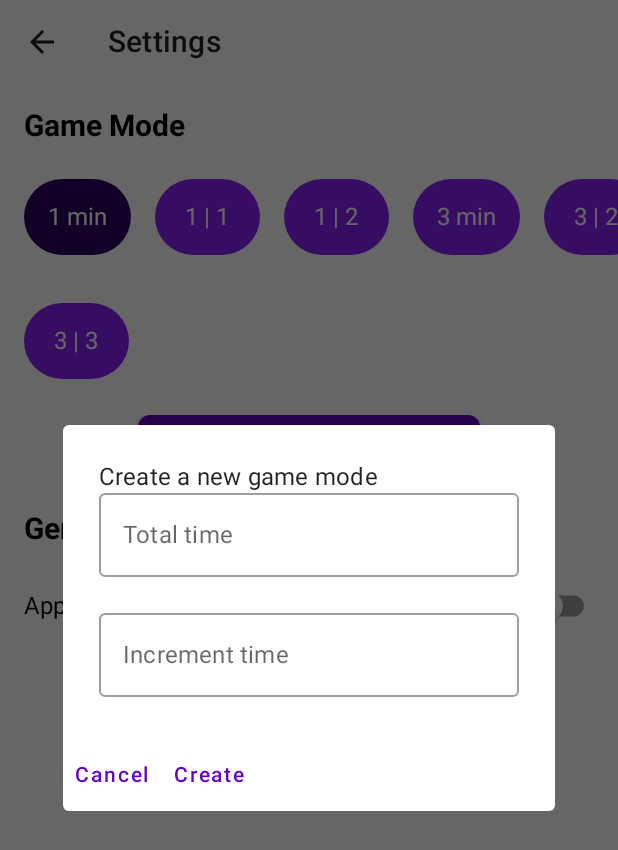
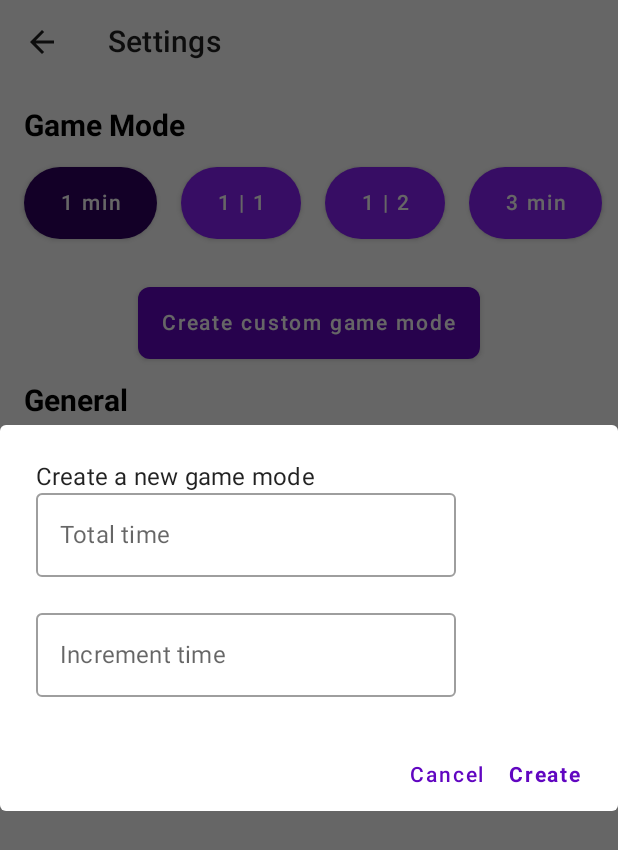
Before and after one commit to DouglasCF/Chess-Clock, an Android app built with Jetpack Compose: the SettingsScreen screen opened through its navigation route, after a tap on "Create custom game mode", on a phone screen of 412 x 824 dp. Shown: the top 850 px of the screen. Run offline under Robolectric (Android 15) with nearby library versions, the phone set to English and light mode, and no system bars; our stand-ins replace Dagger/Hilt's generated code, accompanist; 4 statements that could not run were skipped; 1 other tap on this screen came first.

Commit message:
[CC-58] Custom game mode
- [Android] UI improvements.
- [KMM] Removed hardcoded custom game mode.

```diff
--- a/androidApp/src/main/java/br/com/fornaro/chessclock/android/ui/settings/GameModeItem.kt
+++ b/androidApp/src/main/java/br/com/fornaro/chessclock/android/ui/settings/GameModeItem.kt
@@ -1,10 +1,10 @@
 package br.com.fornaro.chessclock.android.ui.settings
 
-import androidx.compose.foundation.background
-import androidx.compose.foundation.clickable
 import androidx.compose.foundation.layout.padding
 import androidx.compose.foundation.layout.widthIn
 import androidx.compose.foundation.shape.RoundedCornerShape
+import androidx.compose.material.Button
+import androidx.compose.material.ButtonDefaults
 import androidx.compose.material.Text
 import androidx.compose.runtime.Composable
 import androidx.compose.ui.Modifier
@@ -22,20 +22,21 @@ fun GameModeItem(
     gameMode: GameModeModel,
     clickAction: () -> Unit = {}
 ) {
-    Text(
-        text = gameMode.text,
-        textAlign = TextAlign.Center,
-        color = Color.White,
+    Button(
+        onClick = clickAction,
+        shape = RoundedCornerShape(100.dp),
+        colors = ButtonDefaults.buttonColors(backgroundColor = if (gameMode.isSelected) GameModeSelected else GameMode),
         modifier = Modifier
-            .padding(8.dp)
-            .background(
-                if (gameMode.isSelected) GameModeSelected else GameMode,
-                RoundedCornerShape(100.dp)
+            .widthIn(70.dp, 200.dp)
+            .padding(horizontal = 8.dp)
+    ) {
+        Text(
+            text = gameMode.text,
+            textAlign = TextAlign.Center,
+            color = Color.White,
+            modifier = Modifier.padding(8.dp)
             )
-            .widthIn(70.dp, 200.dp)
-            .clickable(onClick = clickAction)
-            .padding(Dimens.default)
-    )
+    }
 }
 
 @Preview
--- a/androidApp/src/main/java/br/com/fornaro/chessclock/android/ui/settings/SettingsScreen.kt
+++ b/androidApp/src/main/java/br/com/fornaro/chessclock/android/ui/settings/SettingsScreen.kt
@@ -5,7 +5,9 @@ import androidx.compose.foundation.layout.Arrangement
 import androidx.compose.foundation.layout.Column
 import androidx.compose.foundation.layout.PaddingValues
 import androidx.compose.foundation.layout.Row
+import androidx.compose.foundation.layout.fillMaxHeight
 import androidx.compose.foundation.layout.fillMaxWidth
+import androidx.compose.foundation.layout.heightIn
 import androidx.compose.foundation.layout.padding
 import androidx.compose.foundation.lazy.LazyRow
 import androidx.compose.foundation.lazy.itemsIndexed
@@ -122,17 +124,18 @@ fun Content(
 
     SectionText(text = "General")
     Row(
+        verticalAlignment = Alignment.CenterVertically,
         modifier = Modifier
+            .padding(top = Dimens.default)
             .clickable { fullScreenClickAction() }
             .padding(horizontal = Dimens.default)
-            .padding(top = Dimens.default)
+            .heightIn(0.dp, 48.dp)
+            .fillMaxHeight()
     ) {
         Text(
             text = "App in full screen mode",
             color = Color.Black,
-            modifier = Modifier
-                .align(Alignment.CenterVertically)
-                .weight(1f)
+            modifier = Modifier.weight(1f)
         )
         Switch(
             checked = fullScreen,
@@ -190,11 +193,7 @@ private fun NewGameModeDialog(
 
     AlertDialog(
         onDismissRequest = onDismiss,
-        title = {
-            Text(
-                text = "Create a new game mode",
-            )
-        },
+        title = { Text(text = "Create a new game mode") },
         text = {
             Column {
                 OutlinedTextField(
@@ -229,14 +228,15 @@ private fun NewGameModeDialog(
         buttons = {
             Row(
                 modifier = Modifier
-                    .padding(end = Dimens.default),
+                    .padding(end = Dimens.default)
+                    .fillMaxWidth(),
                 horizontalArrangement = Arrangement.End
             ) {
                 TextButton(onClick = onDismiss) {
                     Text(text = "Cancel")
                 }
                 TextButton(onClick = createAction) {
-                    Text(text = "Create")
+                    Text(text = "Create", fontWeight = FontWeight.Bold)
                 }
             }
         },
--- a/shared/src/commonMain/kotlin/br/com/fornaro/chessclock/repositories/GameModeRepository.kt
+++ b/shared/src/commonMain/kotlin/br/com/fornaro/chessclock/repositories/GameModeRepository.kt
@@ -23,9 +23,7 @@ class GameModeRepository {
         GameMode(45, 45),
     )
 
-    private var customGameModesList = mutableListOf(
-        GameMode(3, 3),
-    )
+    private var customGameModesList = mutableListOf<GameMode>()
 
     private val _gameModes = MutableStateFlow<List<GameMode>>(gameModesList)
     val gameModes get() = _gameModes
```
